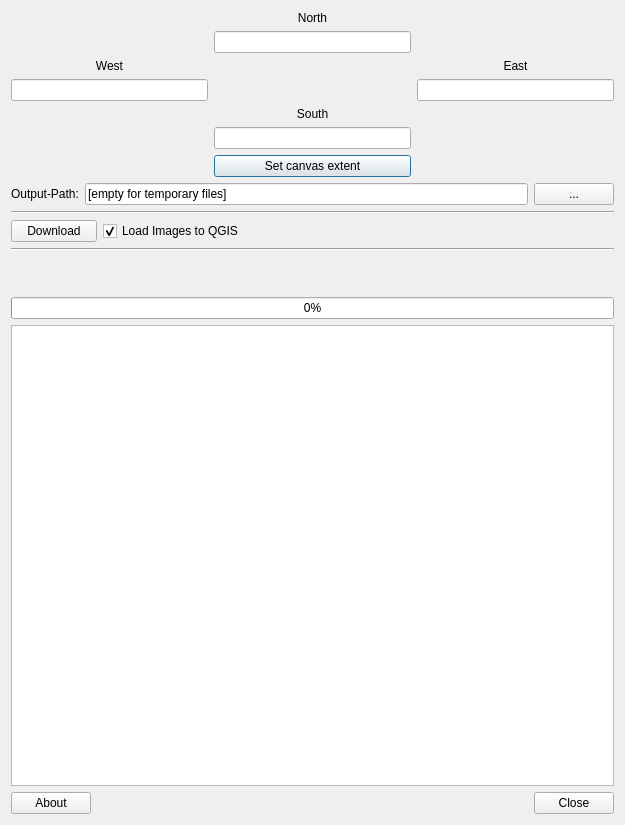
This is srtm_downloader_dialog_base.ui in hdus/SRTM-Downloader as Qt 5 draws it before an edit. The edited form follows.
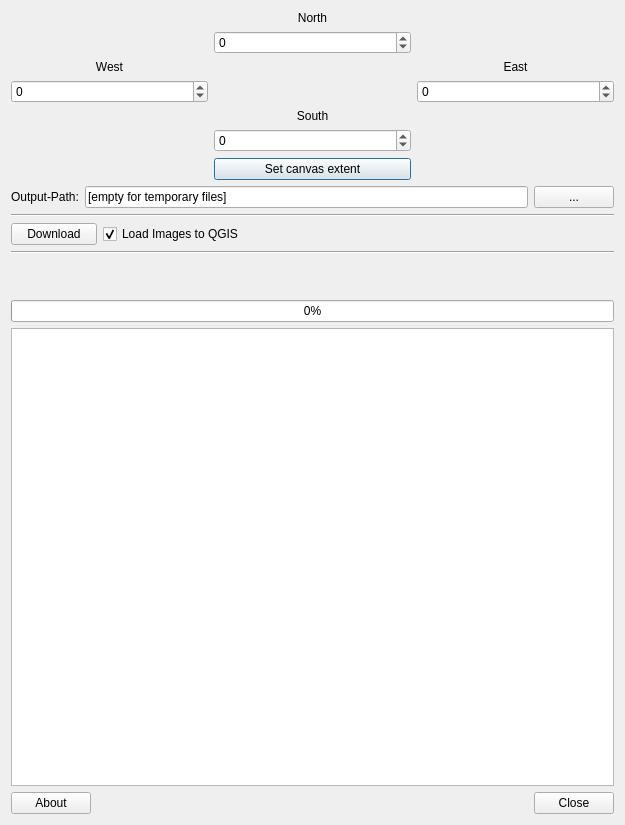
This is the edited form.

Commit message: Check introduced whether the selected region is covered by SRTM tiles.

```diff
--- a/srtm_downloader_dialog_base.ui
+++ b/srtm_downloader_dialog_base.ui
@@ -22,6 +22,85 @@
   <layout class="QGridLayout" name="gridLayout_2">
    <item row="0" column="0" colspan="4">
     <layout class="QGridLayout" name="gridLayout">
+     <item row="3" column="1">
+      <layout class="QVBoxLayout" name="verticalLayout_3">
+       <item>
+        <widget class="QLabel" name="label_4">
+         <property name="text">
+          <string>South</string>
+         </property>
+         <property name="alignment">
+          <set>Qt::AlignCenter</set>
+         </property>
+        </widget>
+       </item>
+       <item>
+        <widget class="QSpinBox" name="spb_south">
+         <property name="sizePolicy">
+          <sizepolicy hsizetype="Expanding" vsizetype="Fixed">
+           <horstretch>0</horstretch>
+           <verstretch>0</verstretch>
+          </sizepolicy>
+         </property>
+         <property name="maximumSize">
+          <size>
+           <width>300</width>
+           <height>16777215</height>
+          </size>
+         </property>
+         <property name="minimum">
+          <number>-90</number>
+         </property>
+         <property name="maximum">
+          <number>90</number>
+         </property>
+        </widget>
+       </item>
+       <item>
+        <widget class="QPushButton" name="btn_extent">
+         <property name="text">
+          <string>Set canvas extent</string>
+         </property>
+        </widget>
+       </item>
+      </layout>
+     </item>
+     <item row="2" column="2">
+      <layout class="QVBoxLayout" name="verticalLayout_2">
+       <item>
+        <widget class="QLabel" name="label_3">
+         <property name="text">
+          <string>East</string>
+         </property>
+         <property name="alignment">
+          <set>Qt::AlignCenter</set>
+         </property>
+        </widget>
+       </item>
+       <item>
+        <widget class="QSpinBox" name="spb_east">
+         <property name="sizePolicy">
+          <sizepolicy hsizetype="Expanding" vsizetype="Fixed">
+           <horstretch>0</horstretch>
+           <verstretch>0</verstretch>
+          </sizepolicy>
+         </property>
+         <property name="maximumSize">
+          <size>
+           <width>300</width>
+           <height>16777215</height>
+          </size>
+         </property>
+         <property name="minimum">
+          <number>-180</number>
+         </property>
+         <property name="maximum">
+          <number>180</number>
+         </property>
+        </widget>
+       </item>
+      </layout>
+     </item>
      <item row="0" column="1">
       <layout class="QVBoxLayout" name="verticalLayout_4">
        <item>
@@ -34,12 +113,9 @@
          </property>
         </widget>
        </item>
-       <item>
-        <widget class="QLineEdit" name="lne_north"/>
-       </item>
       </layout>
      </item>
-     <item row="1" column="0">
+     <item row="2" column="0">
       <layout class="QVBoxLayout" name="verticalLayout">
        <item>
         <widget class="QLabel" name="label_2">
@@ -52,57 +128,50 @@
         </widget>
        </item>
        <item>
-        <widget class="QLineEdit" name="lne_west">
+        <widget class="QSpinBox" name="spb_west">
+         <property name="sizePolicy">
+          <sizepolicy hsizetype="Expanding" vsizetype="Fixed">
+           <horstretch>0</horstretch>
+           <verstretch>0</verstretch>
+          </sizepolicy>
+         </property>
          <property name="maximumSize">
           <size>
            <width>300</width>
            <height>16777215</height>
           </size>
          </property>
-        </widget>
-       </item>
-      </layout>
-     </item>
-     <item row="1" column="2">
-      <layout class="QVBoxLayout" name="verticalLayout_2">
-       <item>
-        <widget class="QLabel" name="label_3">
-         <property name="text">
-          <string>East</string>
+         <property name="minimum">
+          <number>-180</number>
          </property>
-         <property name="alignment">
-          <set>Qt::AlignCenter</set>
+         <property name="maximum">
+          <number>180</number>
          </property>
         </widget>
        </item>
-       <item>
-        <widget class="QLineEdit" name="lne_east"/>
-       </item>
       </layout>
      </item>
-     <item row="2" column="1">
-      <layout class="QVBoxLayout" name="verticalLayout_3">
-       <item>
-        <widget class="QLabel" name="label_4">
-         <property name="text">
-          <string>South</string>
-         </property>
-         <property name="alignment">
-          <set>Qt::AlignCenter</set>
-         </property>
-        </widget>
-       </item>
-       <item>
-        <widget class="QLineEdit" name="lne_south"/>
-       </item>
-       <item>
-        <widget class="QPushButton" name="btn_extent">
-         <property name="text">
-          <string>Set canvas extent</string>
-         </property>
-        </widget>
-       </item>
-      </layout>
+     <item row="1" column="1">
+      <widget class="QSpinBox" name="spb_north">
+       <property name="sizePolicy">
+        <sizepolicy hsizetype="Expanding" vsizetype="Fixed">
+         <horstretch>0</horstretch>
+         <verstretch>0</verstretch>
+        </sizepolicy>
+       </property>
+       <property name="maximumSize">
+        <size>
+         <width>300</width>
+         <height>16777215</height>
+        </size>
+       </property>
+       <property name="minimum">
+        <number>-90</number>
+       </property>
+       <property name="maximum">
+        <number>90</number>
+       </property>
+      </widget>
      </item>
     </layout>
    </item>
```
The commit also changes 1 other file.
